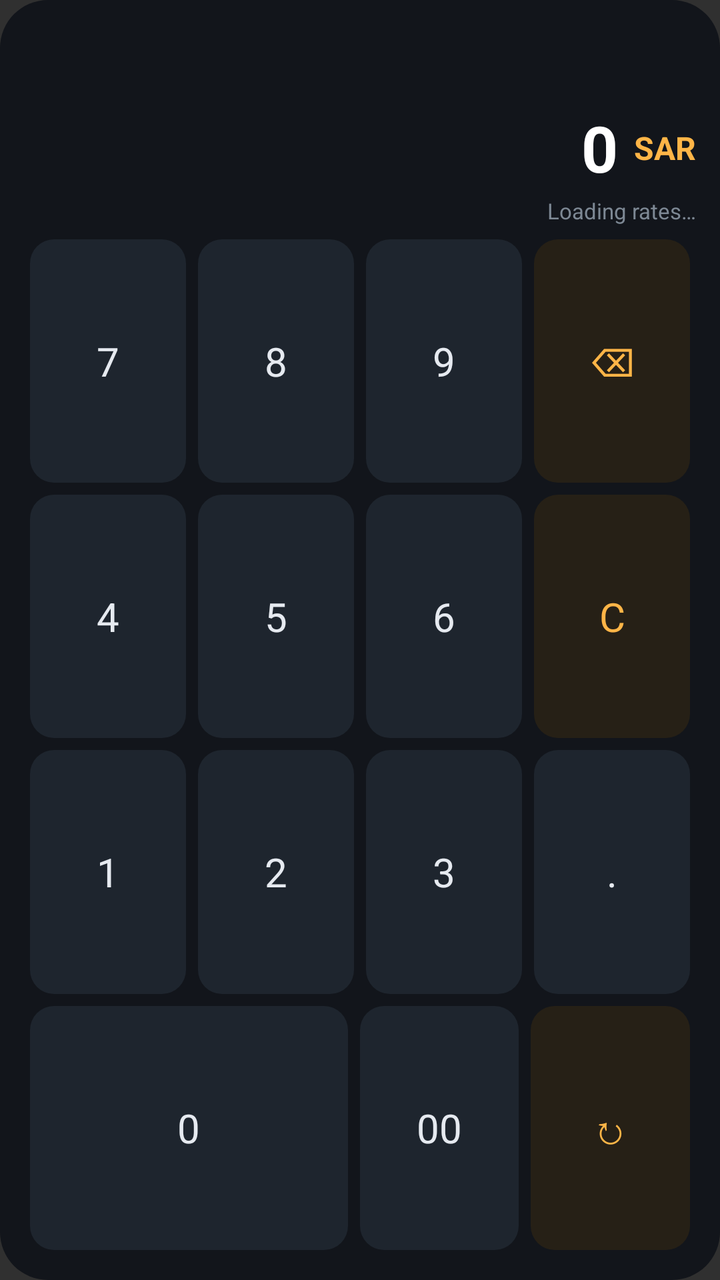
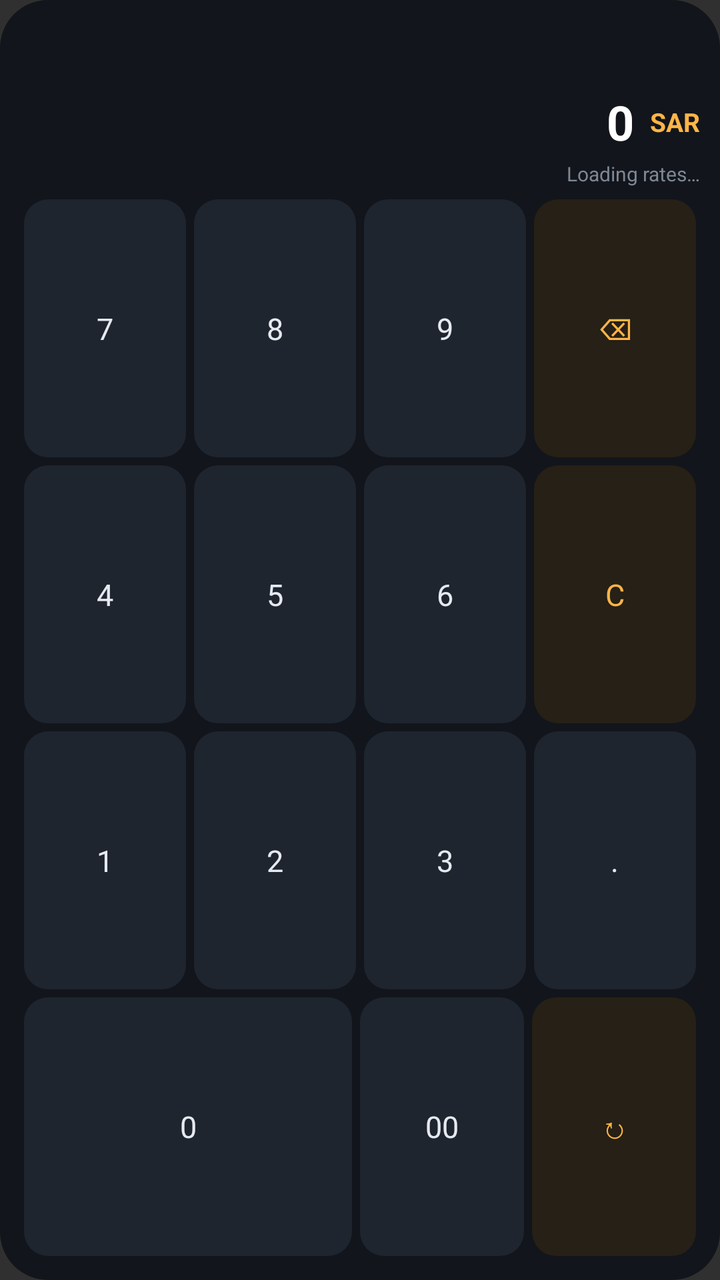

Two renders of the same Android screen: before a commit and after it. Below are the layout's source before the change and the commit's diff.
<!-- AndroidManifest.xml: application theme android:Theme.Material.NoActionBar -->
<!-- res/layout/widget.xml -->
<?xml version="1.0" encoding="utf-8"?>
<LinearLayout xmlns:android="http://schemas.android.com/apk/res/android"
    android:id="@android:id/background"
    android:layout_width="match_parent"
    android:layout_height="match_parent"
    android:background="@drawable/widget_bg"
    android:orientation="vertical"
    android:padding="12dp">

    <LinearLayout
        android:id="@+id/chips"
        android:layout_width="match_parent"
        android:layout_height="34dp"
        android:orientation="horizontal" />

    <LinearLayout
        android:layout_width="match_parent"
        android:layout_height="44dp"
        android:layout_marginTop="6dp"
        android:gravity="end|center_vertical"
        android:orientation="horizontal">

        <TextView
            android:id="@+id/amount"
            android:layout_width="0dp"
            android:layout_height="match_parent"
            android:layout_weight="1"
            android:autoSizeMaxTextSize="32sp"
            android:autoSizeMinTextSize="16sp"
            android:autoSizeTextType="uniform"
            android:gravity="end|center_vertical"
            android:maxLines="1"
            android:text="0"
            android:textColor="#FFFFFF"
            android:textStyle="bold" />

        <TextView
            android:id="@+id/amount_code"
            android:layout_width="wrap_content"
            android:layout_height="wrap_content"
            android:layout_marginStart="8dp"
            android:text="SAR"
            android:textColor="#FFB547"
            android:textSize="16sp"
            android:textStyle="bold" />
    </LinearLayout>

    <LinearLayout
        android:id="@+id/results"
        android:layout_width="match_parent"
        android:layout_height="wrap_content"
        android:orientation="vertical" />

    <TextView
        android:id="@+id/status"
        android:layout_width="match_parent"
        android:layout_height="wrap_content"
        android:layout_marginTop="2dp"
        android:layout_marginBottom="4dp"
        android:gravity="end"
        android:maxLines="1"
        android:text="Loading rates…"
        android:textColor="#7D8894"
        android:textSize="11sp" />

    <LinearLayout
        android:layout_width="match_parent"
        android:layout_height="0dp"
        android:layout_weight="1"
        android:orientation="vertical">
        <LinearLayout
            android:layout_width="match_parent"
            android:layout_height="0dp"
            android:layout_weight="1"
            android:orientation="horizontal">
            <TextView
                android:id="@+id/k7"
                android:layout_width="0dp"
                android:layout_height="match_parent"
                android:layout_weight="1"
                android:layout_margin="3dp"
                android:background="@drawable/key_bg"
                android:gravity="center"
                android:text="7"
                android:textColor="#E6EAF0"
                android:textSize="20sp" />
            <TextView
                android:id="@+id/k8"
                android:layout_width="0dp"
                android:layout_height="match_parent"
                android:layout_weight="1"
                android:layout_margin="3dp"
                android:background="@drawable/key_bg"
                android:gravity="center"
                android:text="8"
                android:textColor="#E6EAF0"
                android:textSize="20sp" />
            <TextView
                android:id="@+id/k9"
                android:layout_width="0dp"
                android:layout_height="match_parent"
                android:layout_weight="1"
                android:layout_margin="3dp"
                android:background="@drawable/key_bg"
                android:gravity="center"
                android:text="9"
                android:textColor="#E6EAF0"
                android:textSize="20sp" />
            <TextView
                android:id="@+id/kdel"
                android:layout_width="0dp"
                android:layout_height="match_parent"
                android:layout_weight="1"
                android:layout_margin="3dp"
                android:background="@drawable/key_fn_bg"
                android:gravity="center"
                android:text="⌫"
                android:textColor="#FFB547"
                android:textSize="20sp" />
        </LinearLayout>
        <LinearLayout
            android:layout_width="match_parent"
            android:layout_height="0dp"
            android:layout_weight="1"
            android:orientation="horizontal">
            <TextView
                android:id="@+id/k4"
                android:layout_width="0dp"
                android:layout_height="match_parent"
                android:layout_weight="1"
                android:layout_margin="3dp"
                android:background="@drawable/key_bg"
                android:gravity="center"
                android:text="4"
                android:textColor="#E6EAF0"
                android:textSize="20sp" />
            <TextView
                android:id="@+id/k5"
                android:layout_width="0dp"
                android:layout_height="match_parent"
                android:layout_weight="1"
                android:layout_margin="3dp"
                android:background="@drawable/key_bg"
                android:gravity="center"
                android:text="5"
                android:textColor="#E6EAF0"
                android:textSize="20sp" />
            <TextView
                android:id="@+id/k6"
                android:layout_width="0dp"
                android:layout_height="match_parent"
                android:layout_weight="1"
                android:layout_margin="3dp"
                android:background="@drawable/key_bg"
                android:gravity="center"
                android:text="6"
                android:textColor="#E6EAF0"
                android:textSize="20sp" />
            <TextView
                android:id="@+id/kclr"
                android:layout_width="0dp"
                android:layout_height="match_parent"
                android:layout_weight="1"
                android:layout_margin="3dp"
                android:background="@drawable/key_fn_bg"
                android:gravity="center"
                android:text="C"
                android:textColor="#FFB547"
                android:textSize="20sp" />
        </LinearLayout>
        <LinearLayout
            android:layout_width="match_parent"
            android:layout_height="0dp"
            android:layout_weight="1"
            android:orientation="horizontal">
            <TextView
                android:id="@+id/k1"
                android:layout_width="0dp"
                android:layout_height="match_parent"
                android:layout_weight="1"
                android:layout_margin="3dp"
                android:background="@drawable/key_bg"
                android:gravity="center"
                android:text="1"
                android:textColor="#E6EAF0"
                android:textSize="20sp" />
            <TextView
                android:id="@+id/k2"
                android:layout_width="0dp"
                android:layout_height="match_parent"
                android:layout_weight="1"
                android:layout_margin="3dp"
                android:background="@drawable/key_bg"
                android:gravity="center"
                android:text="2"
                android:textColor="#E6EAF0"
                android:textSize="20sp" />
            <TextView
                android:id="@+id/k3"
                android:layout_width="0dp"
                android:layout_height="match_parent"
                android:layout_weight="1"
                android:layout_margin="3dp"
                android:background="@drawable/key_bg"
                android:gravity="center"
                android:text="3"
                android:textColor="#E6EAF0"
                android:textSize="20sp" />
            <TextView
                android:id="@+id/kdot"
                android:layout_width="0dp"
                android:layout_height="match_parent"
                android:layout_weight="1"
                android:layout_margin="3dp"
                android:background="@drawable/key_bg"
                android:gravity="center"
                android:text="."
                android:textColor="#E6EAF0"
                android:textSize="20sp" />
        </LinearLayout>
        <LinearLayout
            android:layout_width="match_parent"
            android:layout_height="0dp"
            android:layout_weight="1"
            android:orientation="horizontal">
            <TextView
                android:id="@+id/k0"
                android:layout_width="0dp"
                android:layout_height="match_parent"
                android:layout_weight="2"
                android:layout_margin="3dp"
                android:background="@drawable/key_bg"
                android:gravity="center"
                android:text="0"
                android:textColor="#E6EAF0"
                android:textSize="20sp" />
            <TextView
                android:id="@+id/k00"
                android:layout_width="0dp"
                android:layout_height="match_parent"
                android:layout_weight="1"
                android:layout_margin="3dp"
                android:background="@drawable/key_bg"
                android:gravity="center"
                android:text="00"
                android:textColor="#E6EAF0"
                android:textSize="20sp" />
            <TextView
                android:id="@+id/krefresh"
                android:layout_width="0dp"
                android:layout_height="match_parent"
                android:layout_weight="1"
                android:layout_margin="3dp"
                android:background="@drawable/key_fn_bg"
                android:gravity="center"
                android:text="↻"
                android:textColor="#FFB547"
                android:textSize="20sp" />
        </LinearLayout>
    </LinearLayout>
</LinearLayout>
<!-- resources referenced by this layout -->
<resources>
  <!-- drawable key_bg (drawable) -->
  <?xml version="1.0" encoding="utf-8"?>
  <shape xmlns:android="http://schemas.android.com/apk/res/android" android:shape="rectangle">
      <solid android:color="#1E252E" />
      <corners android:radius="12dp" />
  </shape>
  <!-- drawable key_fn_bg (drawable) -->
  <?xml version="1.0" encoding="utf-8"?>
  <shape xmlns:android="http://schemas.android.com/apk/res/android" android:shape="rectangle">
      <solid android:color="#262016" />
      <corners android:radius="12dp" />
  </shape>
  <!-- drawable widget_bg (drawable) -->
  <?xml version="1.0" encoding="utf-8"?>
  <shape xmlns:android="http://schemas.android.com/apk/res/android" android:shape="rectangle">
      <solid android:color="#F010141A" />
      <corners android:radius="24dp" />
  </shape>
</resources>

<!-- the commit's change to res/layout/widget.xml (unified diff, before → after) -->
@@ -5,17 +5,17 @@
     android:layout_height="match_parent"
     android:background="@drawable/widget_bg"
     android:orientation="vertical"
-    android:padding="12dp">
+    android:padding="10dp">
 
     <LinearLayout
         android:id="@+id/chips"
         android:layout_width="match_parent"
+        android:layout_height="28dp"
+        android:orientation="horizontal" />
+
+    <LinearLayout
+        android:layout_width="match_parent"
         android:layout_height="34dp"
-        android:orientation="horizontal" />
-
-    <LinearLayout
-        android:layout_width="match_parent"
-        android:layout_height="44dp"
         android:layout_marginTop="6dp"
         android:gravity="end|center_vertical"
         android:orientation="horizontal">
@@ -25,8 +25,8 @@
             android:layout_width="0dp"
             android:layout_height="match_parent"
             android:layout_weight="1"
-            android:autoSizeMaxTextSize="32sp"
-            android:autoSizeMinTextSize="16sp"
+            android:autoSizeMaxTextSize="24sp"
+            android:autoSizeMinTextSize="12sp"
             android:autoSizeTextType="uniform"
             android:gravity="end|center_vertical"
             android:maxLines="1"
@@ -41,7 +41,7 @@
             android:layout_marginStart="8dp"
             android:text="SAR"
             android:textColor="#FFB547"
-            android:textSize="16sp"
+            android:textSize="13sp"
             android:textStyle="bold" />
     </LinearLayout>
 
@@ -61,7 +61,7 @@
         android:maxLines="1"
         android:text="Loading rates…"
         android:textColor="#7D8894"
-        android:textSize="11sp" />
+        android:textSize="10sp" />
 
     <LinearLayout
         android:layout_width="match_parent"
@@ -78,45 +78,45 @@
                 android:layout_width="0dp"
                 android:layout_height="match_parent"
                 android:layout_weight="1"
-                android:layout_margin="3dp"
+                android:layout_margin="2dp"
                 android:background="@drawable/key_bg"
                 android:gravity="center"
                 android:text="7"
                 android:textColor="#E6EAF0"
-                android:textSize="20sp" />
+                android:textSize="15sp" />
             <TextView
                 android:id="@+id/k8"
                 android:layout_width="0dp"
                 android:layout_height="match_parent"
                 android:layout_weight="1"
-                android:layout_margin="3dp"
+                android:layout_margin="2dp"
                 android:background="@drawable/key_bg"
                 android:gravity="center"
                 android:text="8"
                 android:textColor="#E6EAF0"
-                android:textSize="20sp" />
+                android:textSize="15sp" />
             <TextView
                 android:id="@+id/k9"
                 android:layout_width="0dp"
                 android:layout_height="match_parent"
                 android:layout_weight="1"
-                android:layout_margin="3dp"
+                android:layout_margin="2dp"
                 android:background="@drawable/key_bg"
                 android:gravity="center"
                 android:text="9"
                 android:textColor="#E6EAF0"
-                android:textSize="20sp" />
+                android:textSize="15sp" />
             <TextView
                 android:id="@+id/kdel"
                 android:layout_width="0dp"
                 android:layout_height="match_parent"
                 android:layout_weight="1"
-                android:layout_margin="3dp"
+                android:layout_margin="2dp"
                 android:background="@drawable/key_fn_bg"
                 android:gravity="center"
                 android:text="⌫"
                 android:textColor="#FFB547"
-                android:textSize="20sp" />
+                android:textSize="15sp" />
         </LinearLayout>
         <LinearLayout
             android:layout_width="match_parent"
@@ -128,45 +128,45 @@
                 android:layout_width="0dp"
                 android:layout_height="match_parent"
                 android:layout_weight="1"
-                android:layout_margin="3dp"
+                android:layout_margin="2dp"
                 android:background="@drawable/key_bg"
                 android:gravity="center"
                 android:text="4"
                 android:textColor="#E6EAF0"
-                android:textSize="20sp" />
+                android:textSize="15sp" />
             <TextView
                 android:id="@+id/k5"
                 android:layout_width="0dp"
                 android:layout_height="match_parent"
                 android:layout_weight="1"
-                android:layout_margin="3dp"
+                android:layout_margin="2dp"
                 android:background="@drawable/key_bg"
                 android:gravity="center"
                 android:text="5"
                 android:textColor="#E6EAF0"
-                android:textSize="20sp" />
+                android:textSize="15sp" />
             <TextView
                 android:id="@+id/k6"
                 android:layout_width="0dp"
                 android:layout_height="match_parent"
                 android:layout_weight="1"
-                android:layout_margin="3dp"
+                android:layout_margin="2dp"
                 android:background="@drawable/key_bg"
                 android:gravity="center"
                 android:text="6"
                 android:textColor="#E6EAF0"
-                android:textSize="20sp" />
+                android:textSize="15sp" />
             <TextView
                 android:id="@+id/kclr"
                 android:layout_width="0dp"
                 android:layout_height="match_parent"
                 android:layout_weight="1"
-                android:layout_margin="3dp"
+                android:layout_margin="2dp"
                 android:background="@drawable/key_fn_bg"
                 android:gravity="center"
                 android:text="C"
                 android:textColor="#FFB547"
-                android:textSize="20sp" />
+                android:textSize="15sp" />
         </LinearLayout>
         <LinearLayout
             android:layout_width="match_parent"
@@ -178,45 +178,45 @@
                 android:layout_width="0dp"
                 android:layout_height="match_parent"
                 android:layout_weight="1"
-                android:layout_margin="3dp"
+                android:layout_margin="2dp"
                 android:background="@drawable/key_bg"
                 android:gravity="center"
                 android:text="1"
                 android:textColor="#E6EAF0"
-                android:textSize="20sp" />
+                android:textSize="15sp" />
             <TextView
                 android:id="@+id/k2"
                 android:layout_width="0dp"
                 android:layout_height="match_parent"
                 android:layout_weight="1"
-                android:layout_margin="3dp"
+                android:layout_margin="2dp"
                 android:background="@drawable/key_bg"
                 android:gravity="center"
                 android:text="2"
                 android:textColor="#E6EAF0"
-                android:textSize="20sp" />
+                android:textSize="15sp" />
             <TextView
                 android:id="@+id/k3"
                 android:layout_width="0dp"
                 android:layout_height="match_parent"
                 android:layout_weight="1"
-                android:layout_margin="3dp"
+                android:layout_margin="2dp"
                 android:background="@drawable/key_bg"
                 android:gravity="center"
                 android:text="3"
                 android:textColor="#E6EAF0"
-                android:textSize="20sp" />
+                android:textSize="15sp" />
             <TextView
                 android:id="@+id/kdot"
                 android:layout_width="0dp"
                 android:layout_height="match_parent"
                 android:layout_weight="1"
-                android:layout_margin="3dp"
+                android:layout_margin="2dp"
                 android:background="@drawable/key_bg"
                 android:gravity="center"
                 android:text="."
                 android:textColor="#E6EAF0"
-                android:textSize="20sp" />
+                android:textSize="15sp" />
         </LinearLayout>
         <LinearLayout
             android:layout_width="match_parent"
@@ -228,34 +228,34 @@
                 android:layout_width="0dp"
                 android:layout_height="match_parent"
                 android:layout_weight="2"
-                android:layout_margin="3dp"
+                android:layout_margin="2dp"
                 android:background="@drawable/key_bg"
                 android:gravity="center"
                 android:text="0"
                 android:textColor="#E6EAF0"
-                android:textSize="20sp" />
+                android:textSize="15sp" />
             <TextView
                 android:id="@+id/k00"
                 android:layout_width="0dp"
                 android:layout_height="match_parent"
                 android:layout_weight="1"
-                android:layout_margin="3dp"
+                android:layout_margin="2dp"
                 android:background="@drawable/key_bg"
                 android:gravity="center"
                 android:text="00"
                 android:textColor="#E6EAF0"
-                android:textSize="20sp" />
+                android:textSize="15sp" />
             <TextView
                 android:id="@+id/krefresh"
                 android:layout_width="0dp"
                 android:layout_height="match_parent"
                 android:layout_weight="1"
-                android:layout_margin="3dp"
+                android:layout_margin="2dp"
                 android:background="@drawable/key_fn_bg"
                 android:gravity="center"
                 android:text="↻"
                 android:textColor="#FFB547"
-                android:textSize="20sp" />
+                android:textSize="15sp" />
         </LinearLayout>
     </LinearLayout>
 </LinearLayout>
